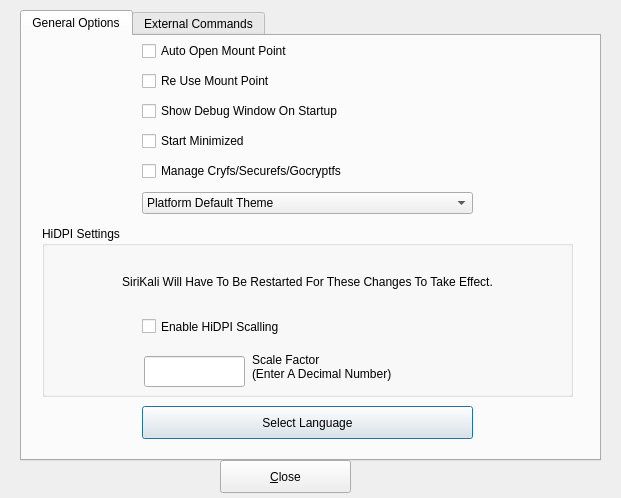
First picture: the form in src/configoptions.ui, repository mhogomchungu/sirikali, before the edit.
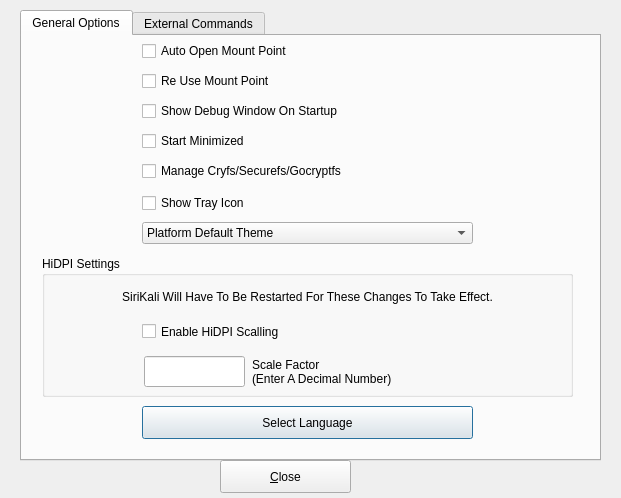
Second picture: the form after the edit.

Commit message: add a gui option to show a tray icon or not+code improvements

```diff
--- a/src/configoptions.ui
+++ b/src/configoptions.ui
@@ -46,9 +46,9 @@
      <property name="geometry">
       <rect>
        <x>20</x>
-       <y>190</y>
+       <y>220</y>
        <width>531</width>
-       <height>171</height>
+       <height>141</height>
       </rect>
      </property>
      <property name="title">
@@ -58,9 +58,9 @@
       <property name="geometry">
        <rect>
         <x>100</x>
-        <y>80</y>
+        <y>60</y>
         <width>181</width>
-        <height>41</height>
+        <height>31</height>
        </rect>
       </property>
       <property name="text">
@@ -71,7 +71,7 @@
       <property name="geometry">
        <rect>
         <x>102</x>
-        <y>130</y>
+        <y>100</y>
         <width>101</width>
         <height>31</height>
        </rect>
@@ -81,9 +81,9 @@
       <property name="geometry">
        <rect>
         <x>210</x>
-        <y>110</y>
+        <y>90</y>
         <width>311</width>
-        <height>61</height>
+        <height>51</height>
        </rect>
       </property>
       <property name="text">
@@ -103,7 +103,7 @@
         <x>20</x>
         <y>20</y>
         <width>491</width>
-        <height>71</height>
+        <height>41</height>
        </rect>
       </property>
       <property name="text">
@@ -216,7 +216,7 @@
      <property name="geometry">
       <rect>
        <x>120</x>
-       <y>150</y>
+       <y>180</y>
        <width>331</width>
        <height>34</height>
       </rect>
@@ -243,6 +243,25 @@
       </item>
      </layout>
     </widget>
+    <widget class="QWidget" name="layoutWidget5_2">
+     <property name="geometry">
+      <rect>
+       <x>120</x>
+       <y>150</y>
+       <width>331</width>
+       <height>34</height>
+      </rect>
+     </property>
+     <layout class="QHBoxLayout" name="horizontalLayout_8">
+      <item>
+       <widget class="QCheckBox" name="cbShowTrayIcon">
+        <property name="text">
+         <string>Show Tray Icon</string>
+        </property>
+       </widget>
+      </item>
+     </layout>
+    </widget>
    </widget>
    <widget class="QWidget" name="setExecutables">
     <attribute name="title">
```
The commit also changes 13 other files.
